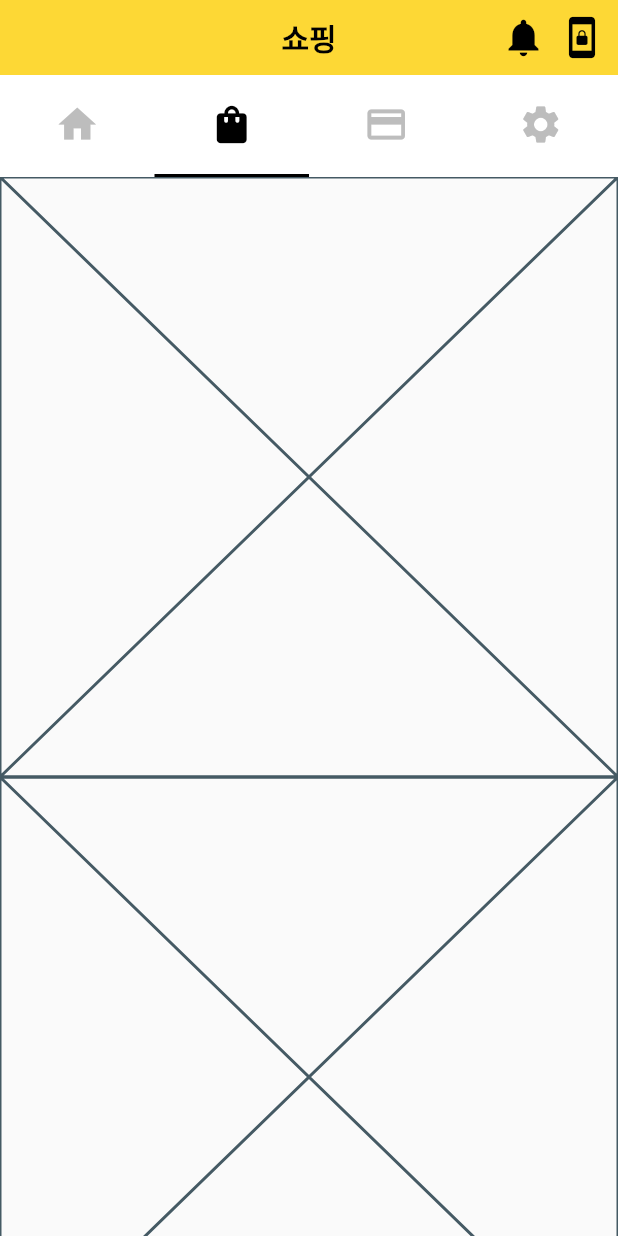
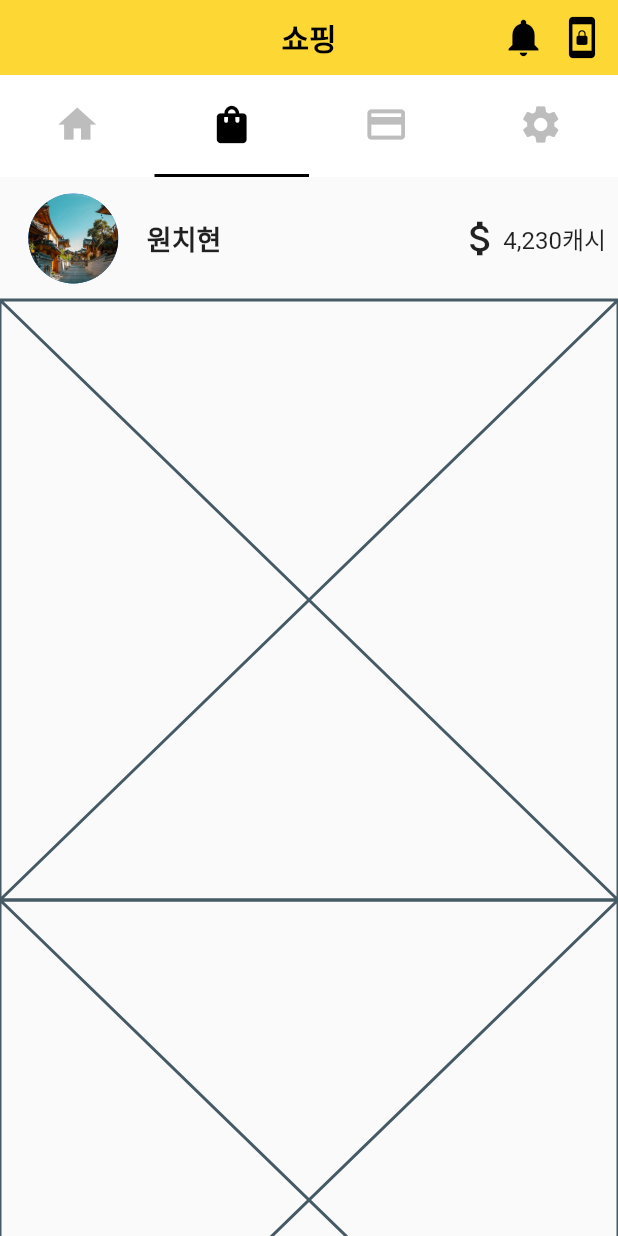
Before and after one commit to chihyeonwon/pedometer, a Flutter app: the screen it shows after launch, tab 2 chosen, on a phone screen of 412 x 824 dp. Run offline on Flutter 3.47's test engine with Material 2 defaults, Android fonts, the phone set to English and light mode, and no system bars.

Commit message:
ShoppingScreen Top 위젯 구현

```diff
--- a/lib/Screen/shopping_screen.dart
+++ b/lib/Screen/shopping_screen.dart
@@ -23,7 +23,40 @@ class Top extends StatelessWidget {
 
   @override
   Widget build(BuildContext context) {
-    return const Placeholder();
+    return Row(
+      mainAxisAlignment: MainAxisAlignment.center,
+      children: [
+        const Padding(
+          padding: EdgeInsets.all(11.0),
+          child: CircleAvatar(
+            backgroundImage: AssetImage('asset/img/image.png'),
+            radius: 30,
+          ),
+        ),
+        const Padding(
+          padding: EdgeInsets.all(8.0),
+          child: Text('원치현',
+              style: TextStyle(fontSize: 18.0, fontWeight: FontWeight.w600)),
+        ),
+        Padding(
+          padding: const EdgeInsets.only(
+            left: 150.0,
+          ),
+          child: Row(
+            children: const [
+              Icon(
+                Icons.attach_money,
+                size: 30.0,
+              ),
+              Text('4,230캐시',
+                  style: TextStyle(
+                    fontSize: 16.0,
+                  ))
+            ],
+          ),
+        ),
+      ],
+    );
   }
 }
 
```
